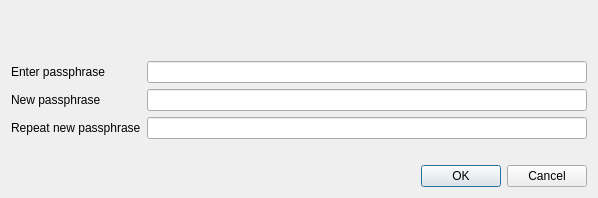
Above: src/qt/forms/askpassphrasedialog.ui from greekcoin/e before the change. Below: the same form after it.
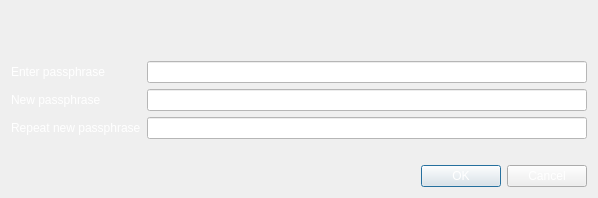
That is the form after the change.

Patch:
```diff
--- a/src/qt/forms/askpassphrasedialog.ui
+++ b/src/qt/forms/askpassphrasedialog.ui
@@ -28,6 +28,43 @@
   <layout class="QVBoxLayout" name="verticalLayout">
    <item>
     <widget class="QLabel" name="warningLabel">
+     <property name="palette">
+      <palette>
+       <active>
+        <colorrole role="WindowText">
+         <brush brushstyle="SolidPattern">
+          <color alpha="255">
+           <red>255</red>
+           <green>255</green>
+           <blue>255</blue>
+          </color>
+         </brush>
+        </colorrole>
+       </active>
+       <inactive>
+        <colorrole role="WindowText">
+         <brush brushstyle="SolidPattern">
+          <color alpha="255">
+           <red>255</red>
+           <green>255</green>
+           <blue>255</blue>
+          </color>
+         </brush>
+        </colorrole>
+       </inactive>
+       <disabled>
+        <colorrole role="WindowText">
+         <brush brushstyle="SolidPattern">
+          <color alpha="255">
+           <red>106</red>
+           <green>104</green>
+           <blue>100</blue>
+          </color>
+         </brush>
+        </colorrole>
+       </disabled>
+      </palette>
+     </property>
      <property name="textFormat">
       <enum>Qt::RichText</enum>
      </property>
@@ -43,6 +80,43 @@
      </property>
      <item row="0" column="0">
       <widget class="QLabel" name="passLabel1">
+       <property name="palette">
+        <palette>
+         <active>
+          <colorrole role="WindowText">
+           <brush brushstyle="SolidPattern">
+            <color alpha="255">
+             <red>255</red>
+             <green>255</green>
+             <blue>255</blue>
+            </color>
+           </brush>
+          </colorrole>
+         </active>
+         <inactive>
+          <colorrole role="WindowText">
+           <brush brushstyle="SolidPattern">
+            <color alpha="255">
+             <red>255</red>
+             <green>255</green>
+             <blue>255</blue>
+            </color>
+           </brush>
+          </colorrole>
+         </inactive>
+         <disabled>
+          <colorrole role="WindowText">
+           <brush brushstyle="SolidPattern">
+            <color alpha="255">
+             <red>106</red>
+             <green>104</green>
+             <blue>100</blue>
+            </color>
+           </brush>
+          </colorrole>
+         </disabled>
+        </palette>
+       </property>
        <property name="text">
         <string>Enter passphrase</string>
        </property>
@@ -50,6 +124,9 @@
      </item>
      <item row="0" column="1">
       <widget class="QLineEdit" name="passEdit1">
+       <property name="styleSheet">
+        <string notr="true">background-color: rgb(255, 255, 255);</string>
+       </property>
        <property name="echoMode">
         <enum>QLineEdit::Password</enum>
        </property>
@@ -57,6 +134,43 @@
      </item>
      <item row="1" column="0">
       <widget class="QLabel" name="passLabel2">
+       <property name="palette">
+        <palette>
+         <active>
+          <colorrole role="WindowText">
+           <brush brushstyle="SolidPattern">
+            <color alpha="255">
+             <red>255</red>
+             <green>255</green>
+             <blue>255</blue>
+            </color>
+           </brush>
+          </colorrole>
+         </active>
+         <inactive>
+          <colorrole role="WindowText">
+           <brush brushstyle="SolidPattern">
+            <color alpha="255">
+             <red>255</red>
+             <green>255</green>
+             <blue>255</blue>
+            </color>
+           </brush>
+          </colorrole>
+         </inactive>
+         <disabled>
+          <colorrole role="WindowText">
+           <brush brushstyle="SolidPattern">
+            <color alpha="255">
+             <red>106</red>
+             <green>104</green>
+             <blue>100</blue>
+            </color>
+           </brush>
+          </colorrole>
+         </disabled>
+        </palette>
+       </property>
        <property name="text">
         <string>New passphrase</string>
        </property>
@@ -64,6 +178,9 @@
      </item>
      <item row="1" column="1">
       <widget class="QLineEdit" name="passEdit2">
+       <property name="styleSheet">
+        <string notr="true">background-color: rgb(255, 255, 255);</string>
+       </property>
        <property name="echoMode">
         <enum>QLineEdit::Password</enum>
        </property>
@@ -71,6 +188,43 @@
      </item>
      <item row="2" column="0">
       <widget class="QLabel" name="passLabel3">
+       <property name="palette">
+        <palette>
+         <active>
+          <colorrole role="WindowText">
+           <brush brushstyle="SolidPattern">
+            <color alpha="255">
+             <red>255</red>
+             <green>255</green>
+             <blue>255</blue>
+            </color>
+           </brush>
+          </colorrole>
+         </active>
+         <inactive>
+          <colorrole role="WindowText">
+           <brush brushstyle="SolidPattern">
+            <color alpha="255">
+             <red>255</red>
+             <green>255</green>
+             <blue>255</blue>
+            </color>
+           </brush>
+          </colorrole>
+         </inactive>
+         <disabled>
+          <colorrole role="WindowText">
+           <brush brushstyle="SolidPattern">
+            <color alpha="255">
+             <red>106</red>
+             <green>104</green>
+             <blue>100</blue>
+            </color>
+           </brush>
+          </colorrole>
+         </disabled>
+        </palette>
+       </property>
        <property name="text">
         <string>Repeat new passphrase</string>
        </property>
@@ -78,6 +232,9 @@
      </item>
      <item row="2" column="1">
       <widget class="QLineEdit" name="passEdit3">
+       <property name="styleSheet">
+        <string notr="true">background-color: rgb(255, 255, 255);</string>
+       </property>
        <property name="echoMode">
         <enum>QLineEdit::Password</enum>
        </property>
@@ -103,6 +260,9 @@
    </item>
    <item>
     <widget class="QDialogButtonBox" name="buttonBox">
+     <property name="styleSheet">
+      <string notr="true">color: rgb(255, 255, 255);</string>
+     </property>
      <property name="orientation">
       <enum>Qt::Horizontal</enum>
      </property>
```
